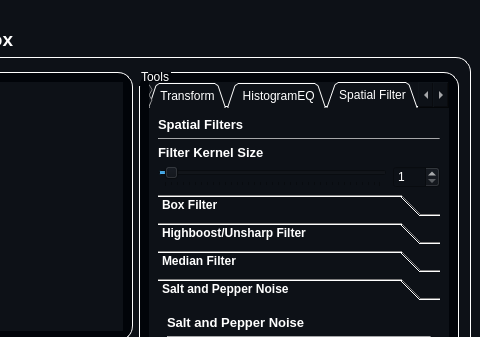
First picture: the form in resources/MainWindow.ui, repository mo-gaafar/image-processing-toolbox, before the edit; both pictures show x 694 to 1174 and y 0 to 337 of the 1174 by 659 pixel window.
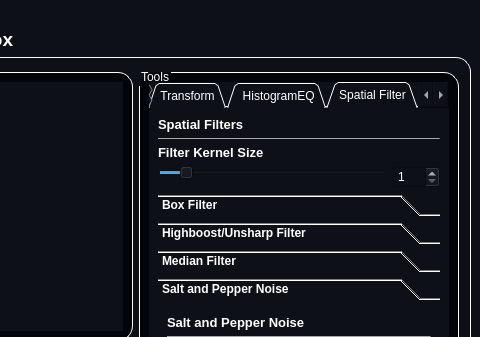
Second picture: the form after the edit. The open tabs and pages were chosen to show the change. Icons and pictures are not drawn.

Diff of the .ui file:
```diff
--- a/resources/MainWindow.ui
+++ b/resources/MainWindow.ui
@@ -1438,7 +1438,7 @@
                  <number>0</number>
                 </property>
                 <property name="maximum">
-                 <number>359</number>
+                 <number>101</number>
                 </property>
                 <property name="singleStep">
                  <number>1</number>
```
Left out of the diff: 2 changed lines with no effect on the pictures.
